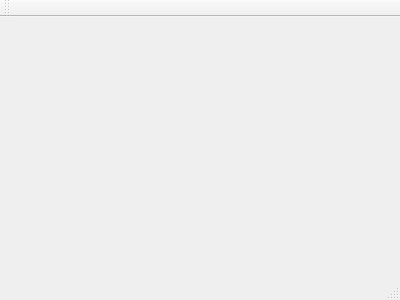
Above: mainwindow.ui from Jogala/stageController_linux_64 before the change. Below: the same form after it.
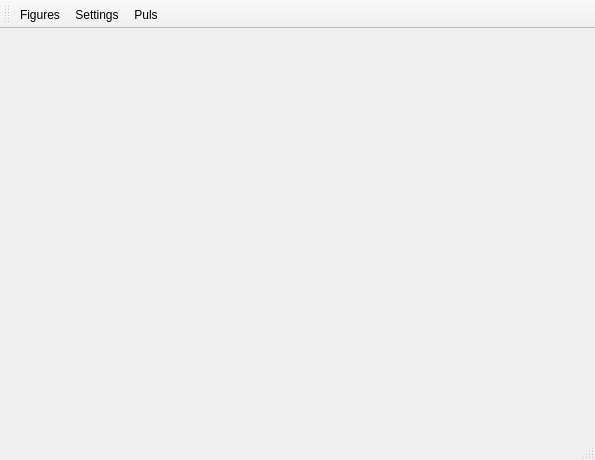
That is the form after the change.

```diff
--- a/mainwindow.ui
+++ b/mainwindow.ui
@@ -1,24 +1,57 @@
 <ui version="4.0">
  <class>MainWindow</class>
- <widget class="QMainWindow" name="MainWindow" >
-  <property name="geometry" >
+ <widget class="QMainWindow" name="MainWindow">
+  <property name="geometry">
    <rect>
     <x>0</x>
     <y>0</y>
-    <width>400</width>
-    <height>300</height>
+    <width>595</width>
+    <height>460</height>
    </rect>
   </property>
   <property name="windowTitle" >
    <string>MainWindow</string>
   </property>
-  <widget class="QMenuBar" name="menuBar" />
-  <widget class="QToolBar" name="mainToolBar" />
-  <widget class="QWidget" name="centralWidget" />
-  <widget class="QStatusBar" name="statusBar" />
+  <widget class="QWidget" name="centralWidget"/>
+  <widget class="QMenuBar" name="menuBar">
+   <property name="geometry">
+    <rect>
+     <x>0</x>
+     <y>0</y>
+     <width>595</width>
+     <height>20</height>
+    </rect>
+   </property>
+  </widget>
+  <widget class="QToolBar" name="mainToolBar">
+   <attribute name="toolBarArea">
+    <enum>TopToolBarArea</enum>
+   </attribute>
+   <attribute name="toolBarBreak">
+    <bool>false</bool>
+   </attribute>
+   <addaction name="actionFigures"/>
+   <addaction name="actionSettings"/>
+   <addaction name="actionPuls"/>
+  </widget>
+  <widget class="QStatusBar" name="statusBar"/>
+  <action name="actionFigures">
+   <property name="text">
+    <string>Figures</string>
+   </property>
+  </action>
+  <action name="actionSettings">
+   <property name="text">
+    <string>Settings</string>
+   </property>
+  </action>
+  <action name="actionPuls">
+   <property name="text">
+    <string>Puls</string>
+   </property>
+  </action>
  </widget>
- <layoutDefault spacing="6" margin="11" />
- <pixmapfunction></pixmapfunction>
+ <layoutdefault spacing="6" margin="11"/>
  <resources/>
  <connections/>
 </ui>
```
Left out of the diff: 3 changed lines with no effect on the pictures.
